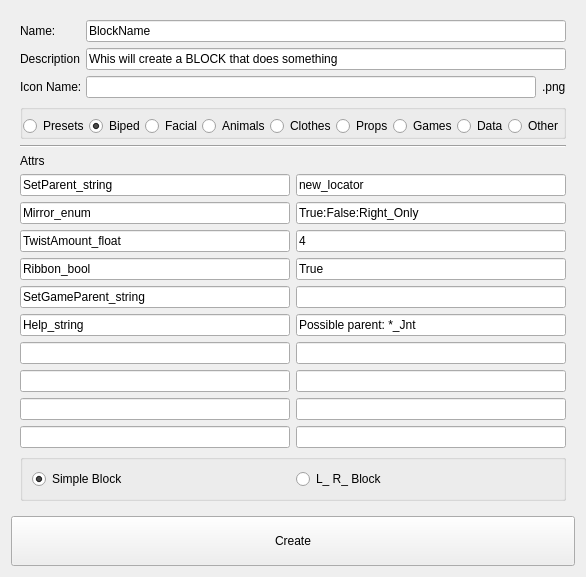
Above: UI/BlockBuilder/blockBuilder.ui from RenderDeMartes/Mutant_Tools before the change. Below: the same form after it.
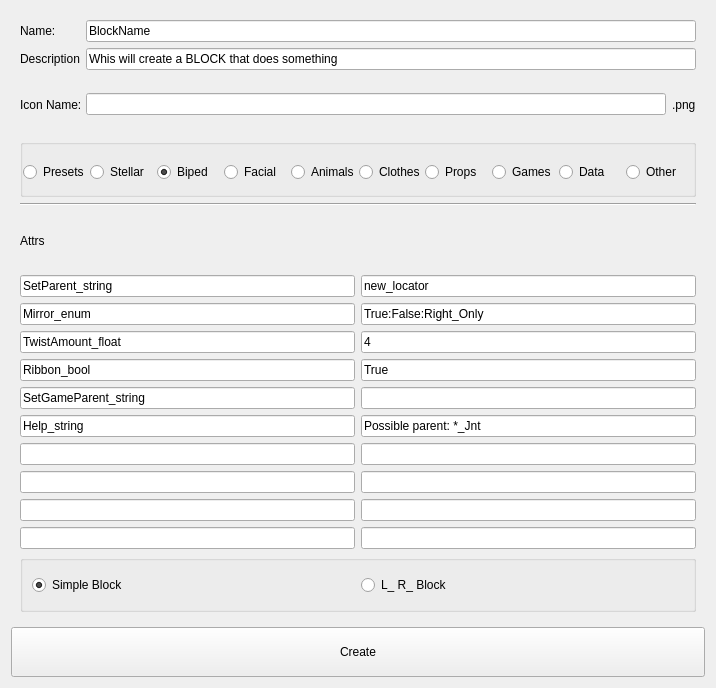
That is the form after the change.

Patch:
```diff
--- a/UI/BlockBuilder/blockBuilder.ui
+++ b/UI/BlockBuilder/blockBuilder.ui
@@ -6,8 +6,8 @@
    <rect>
     <x>0</x>
     <y>0</y>
-    <width>516</width>
-    <height>562</height>
+    <width>716</width>
+    <height>688</height>
    </rect>
   </property>
   <property name="windowTitle">
@@ -153,34 +153,13 @@
          <property name="spacing">
           <number>0</number>
          </property>
-         <item row="0" column="2">
+         <item row="0" column="3">
           <widget class="QRadioButton" name="facial_radio">
            <property name="text">
             <string>Facial</string>
            </property>
           </widget>
          </item>
-         <item row="0" column="5">
-          <widget class="QRadioButton" name="props_radio">
-           <property name="text">
-            <string>Props</string>
-           </property>
-          </widget>
-         </item>
-         <item row="0" column="4">
-          <widget class="QRadioButton" name="clothes_radio">
-           <property name="text">
-            <string>Clothes</string>
-           </property>
-          </widget>
-         </item>
-         <item row="0" column="6">
-          <widget class="QRadioButton" name="games_radio">
-           <property name="text">
-            <string>Games</string>
-           </property>
-          </widget>
-         </item>
          <item row="0" column="0">
           <widget class="QRadioButton" name="presets_radio">
            <property name="text">
@@ -188,7 +167,42 @@
            </property>
           </widget>
          </item>
-         <item row="0" column="1">
+         <item row="0" column="7">
+          <widget class="QRadioButton" name="games_radio">
+           <property name="text">
+            <string>Games</string>
+           </property>
+          </widget>
+         </item>
+         <item row="0" column="5">
+          <widget class="QRadioButton" name="clothes_radio">
+           <property name="text">
+            <string>Clothes</string>
+           </property>
+          </widget>
+         </item>
+         <item row="0" column="8">
+          <widget class="QRadioButton" name="data_radio">
+           <property name="text">
+            <string>Data</string>
+           </property>
+          </widget>
+         </item>
+         <item row="0" column="4">
+          <widget class="QRadioButton" name="animals_radio">
+           <property name="text">
+            <string>Animals</string>
+           </property>
+          </widget>
+         </item>
+         <item row="0" column="10">
+          <widget class="QRadioButton" name="other_radio">
+           <property name="text">
+            <string>Other</string>
+           </property>
+          </widget>
+         </item>
+         <item row="0" column="2">
           <widget class="QRadioButton" name="biped_radio">
            <property name="text">
             <string>Biped</string>
@@ -198,24 +212,17 @@
            </property>
           </widget>
          </item>
-         <item row="0" column="8">
-          <widget class="QRadioButton" name="other_radio">
+         <item row="0" column="6">
+          <widget class="QRadioButton" name="props_radio">
            <property name="text">
-            <string>Other</string>
+            <string>Props</string>
            </property>
           </widget>
          </item>
-         <item row="0" column="3">
-          <widget class="QRadioButton" name="animals_radio">
+         <item row="0" column="1">
+          <widget class="QRadioButton" name="stellar_radio">
            <property name="text">
-            <string>Animals</string>
-           </property>
-          </widget>
-         </item>
-         <item row="0" column="7">
-          <widget class="QRadioButton" name="data_radio">
-           <property name="text">
-            <string>Data</string>
+            <string>Stellar</string>
            </property>
           </widget>
          </item>
```
